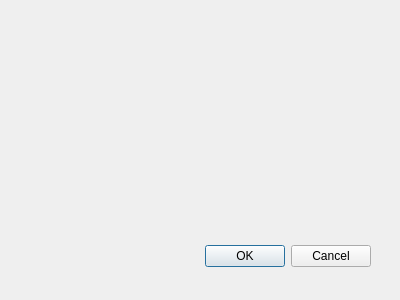
This is cbrn_hn_memplex_met_dialog_base.ui in zorsin/qgis-cbrn-hn-memplex-met as Qt 5 draws it before an edit. The edited form follows.
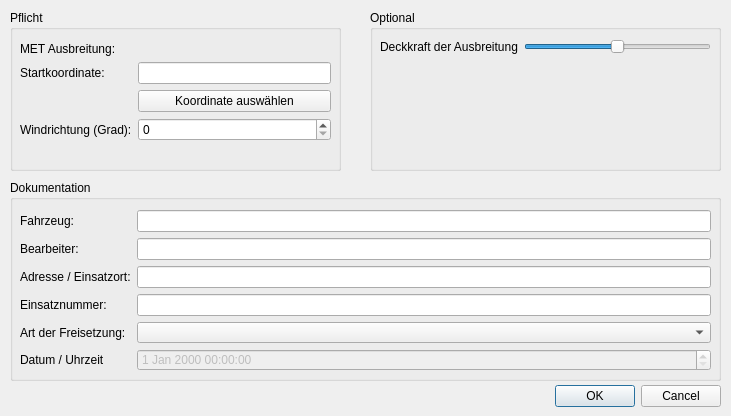
This is the edited form. Custom widgets are drawn as their Qt base class.

Diff of the .ui file:
```diff
--- a/cbrn_hn_memplex_met_dialog_base.ui
+++ b/cbrn_hn_memplex_met_dialog_base.ui
@@ -1,23 +1,23 @@
 <ui version="4.0" >
  <class>CBRNHNMemplexMETDialogBase</class>
- <widget class="QDialog" name="CBRNHNMemplexMETDialogBase" >
-  <property name="geometry" >
+ <widget class="QDialog" name="CBRNHNMemplexMETDialogBase">
+  <property name="geometry">
    <rect>
     <x>0</x>
     <y>0</y>
-    <width>400</width>
-    <height>300</height>
+    <width>731</width>
+    <height>416</height>
    </rect>
   </property>
   <property name="windowTitle" >
    <string>CBRN Memplex MET</string>
   </property>
-  <widget class="QDialogButtonBox" name="button_box" >
-   <property name="geometry" >
+  <widget class="QDialogButtonBox" name="button_box">
+   <property name="geometry">
     <rect>
-     <x>30</x>
-     <y>240</y>
-     <width>341</width>
+     <x>10</x>
+     <y>380</y>
+     <width>711</width>
      <height>32</height>
     </rect>
    </property>
@@ -28,7 +28,230 @@
     <set>QDialogButtonBox::Cancel|QDialogButtonBox::Ok</set>
    </property>
   </widget>
+  <widget class="QGroupBox" name="groupBox">
+   <property name="geometry">
+    <rect>
+     <x>10</x>
+     <y>10</y>
+     <width>331</width>
+     <height>161</height>
+    </rect>
+   </property>
+   <property name="title">
+    <string>Pflicht</string>
+   </property>
+   <widget class="QWidget" name="formLayoutWidget">
+    <property name="geometry">
+     <rect>
+      <x>10</x>
+      <y>32</y>
+      <width>311</width>
+      <height>111</height>
+     </rect>
+    </property>
+    <layout class="QFormLayout" name="formLayout">
+     <item row="0" column="0">
+      <widget class="QLabel" name="label">
+       <property name="text">
+        <string>MET Ausbreitung:</string>
+       </property>
+      </widget>
+     </item>
+     <item row="0" column="1">
+      <widget class="QgsFileWidget" name="file_input">
+       <property name="acceptDrops">
+        <bool>false</bool>
+       </property>
+       <property name="fileWidgetButtonVisible">
+        <bool>true</bool>
+       </property>
+       <property name="dialogTitle">
+        <string extracomment="Select file"/>
+       </property>
+      </widget>
+     </item>
+     <item row="1" column="0">
+      <widget class="QLabel" name="label_2">
+       <property name="text">
+        <string>Startkoordinate:</string>
+       </property>
+      </widget>
+     </item>
+     <item row="1" column="1">
+      <widget class="QLineEdit" name="start_point"/>
+     </item>
+     <item row="3" column="0">
+      <widget class="QLabel" name="label_3">
+       <property name="text">
+        <string>Windrichtung (Grad):</string>
+       </property>
+      </widget>
+     </item>
+     <item row="3" column="1">
+      <widget class="QSpinBox" name="wind_direction">
+       <property name="maximum">
+        <number>360</number>
+       </property>
+      </widget>
+     </item>
+     <item row="2" column="1">
+      <widget class="QPushButton" name="map_button">
+       <property name="text">
+        <string>Koordinate auswählen</string>
+       </property>
+      </widget>
+     </item>
+    </layout>
+   </widget>
+  </widget>
+  <widget class="QGroupBox" name="groupBox_2">
+   <property name="geometry">
+    <rect>
+     <x>370</x>
+     <y>10</y>
+     <width>351</width>
+     <height>161</height>
+    </rect>
+   </property>
+   <property name="title">
+    <string>Optional</string>
+   </property>
+   <widget class="QWidget" name="formLayoutWidget_2">
+    <property name="geometry">
+     <rect>
+      <x>10</x>
+      <y>29</y>
+      <width>331</width>
+      <height>111</height>
+     </rect>
+    </property>
+    <layout class="QFormLayout" name="formLayout_3">
+     <item row="0" column="0">
+      <widget class="QLabel" name="label_4">
+       <property name="text">
+        <string>Deckkraft der Ausbreitung</string>
+       </property>
+      </widget>
+     </item>
+     <item row="0" column="1">
+      <widget class="QSlider" name="color_alpha_percent">
+       <property name="maximum">
+        <number>100</number>
+       </property>
+       <property name="singleStep">
+        <number>1</number>
+       </property>
+       <property name="value">
+        <number>50</number>
+       </property>
+       <property name="orientation">
+        <enum>Qt::Horizontal</enum>
+       </property>
+       <property name="invertedControls">
+        <bool>false</bool>
+       </property>
+      </widget>
+     </item>
+    </layout>
+   </widget>
+  </widget>
+  <widget class="QGroupBox" name="groupBox_3">
+   <property name="geometry">
+    <rect>
+     <x>10</x>
+     <y>180</y>
+     <width>711</width>
+     <height>201</height>
+    </rect>
+   </property>
+   <property name="title">
+    <string>Dokumentation</string>
+   </property>
+   <widget class="QWidget" name="formLayoutWidget_3">
+    <property name="geometry">
+     <rect>
+      <x>10</x>
+      <y>30</y>
+      <width>691</width>
+      <height>161</height>
+     </rect>
+    </property>
+    <layout class="QFormLayout" name="formLayout_4">
+     <item row="0" column="0">
+      <widget class="QLabel" name="label_5">
+       <property name="text">
+        <string>Fahrzeug:</string>
+       </property>
+      </widget>
+     </item>
+     <item row="0" column="1">
+      <widget class="QLineEdit" name="vehicle"/>
+     </item>
+     <item row="1" column="0">
+      <widget class="QLabel" name="label_6">
+       <property name="text">
+        <string>Bearbeiter:</string>
+       </property>
+      </widget>
+     </item>
+     <item row="1" column="1">
+      <widget class="QLineEdit" name="editor"/>
+     </item>
+     <item row="2" column="0">
+      <widget class="QLabel" name="label_7">
+       <property name="text">
+        <string>Adresse / Einsatzort:</string>
+       </property>
+      </widget>
+     </item>
+     <item row="2" column="1">
+      <widget class="QLineEdit" name="location"/>
+     </item>
+     <item row="3" column="0">
+      <widget class="QLabel" name="label_8">
+       <property name="text">
+        <string>Einsatznummer:</string>
+       </property>
+      </widget>
+     </item>
+     <item row="3" column="1">
+      <widget class="QLineEdit" name="number"/>
+     </item>
+     <item row="4" column="0">
+      <widget class="QLabel" name="label_9">
+       <property name="text">
+        <string>Art der Freisetzung:</string>
+       </property>
+      </widget>
+     </item>
+     <item row="4" column="1">
+      <widget class="QComboBox" name="spread_type"/>
+     </item>
+     <item row="5" column="0">
+      <widget class="QLabel" name="label_10">
+       <property name="text">
+        <string>Datum / Uhrzeit</string>
+       </property>
+      </widget>
+     </item>
+     <item row="5" column="1">
+      <widget class="QDateTimeEdit" name="user_datetime">
+       <property name="enabled">
+        <bool>false</bool>
+       </property>
+      </widget>
+     </item>
+    </layout>
+   </widget>
+  </widget>
  </widget>
+ <customwidgets>
+  <customwidget>
+   <class>QgsFileWidget</class>
+   <extends>QWidget</extends>
+   <header>qgsfilewidget.h</header>
+  </customwidget>
+ </customwidgets>
  <resources/>
  <connections>
   <connection>
```
Left out of the diff: 35 changed lines with no effect on the pictures.
